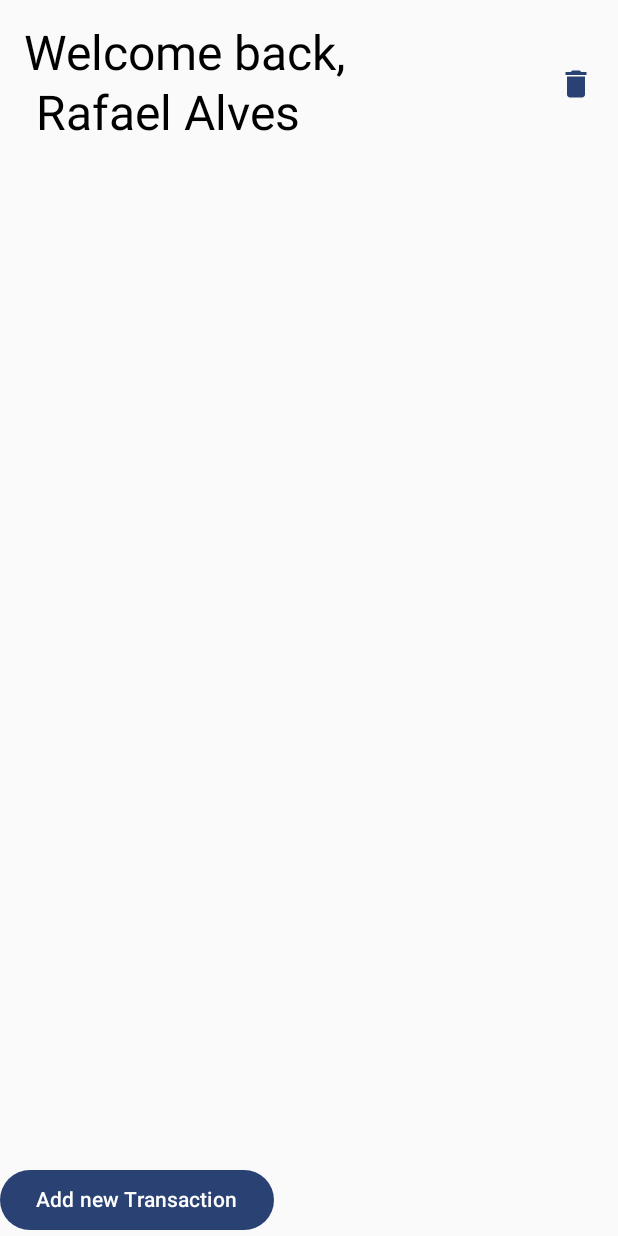
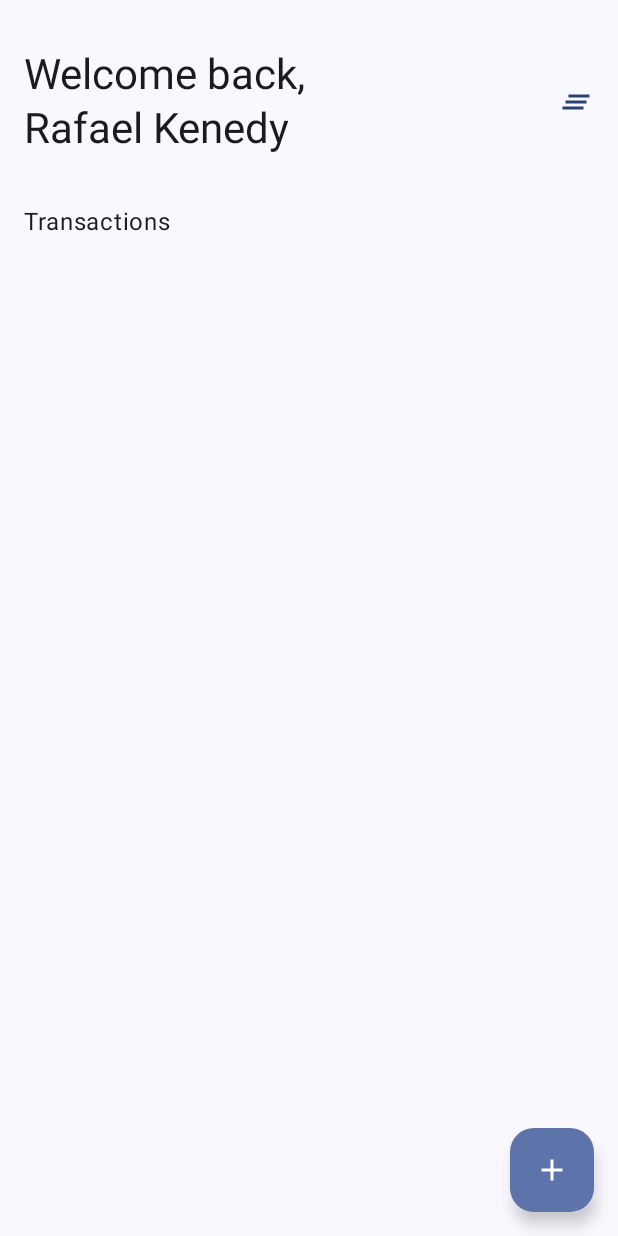
Before and after one commit to rafaelkenedy/jetpack-compose-introduction, an Android app built with Jetpack Compose: the screen it shows after launch (MainActivity), on a phone screen of 412 x 824 dp. Run offline under Robolectric (Android 15) with nearby library versions, the phone set to English and light mode, and no system bars.

Commit message:
viewmodel and animations

```diff
--- a/app/build.gradle
+++ b/app/build.gradle
@@ -56,8 +56,11 @@ dependencies {
     implementation 'androidx.compose.ui:ui'
     implementation 'androidx.compose.ui:ui-graphics'
     implementation 'androidx.compose.ui:ui-tooling-preview'
-    implementation 'androidx.compose.material3:material3'
+    implementation "androidx.compose.material:material-icons-extended:1.4.3"
+    implementation "androidx.compose.material:material:1.4.3"
+    implementation 'androidx.compose.material3:material3:1.1.1'
     implementation "androidx.lifecycle:lifecycle-viewmodel-compose:2.6.1"
+    implementation "androidx.lifecycle:lifecycle-runtime-compose:2.6.1"
     testImplementation 'junit:junit:4.13.2'
     androidTestImplementation 'androidx.test.ext:junit:1.1.5'
     androidTestImplementation 'androidx.test.espresso:espresso-core:3.5.1'
--- a/app/src/main/java/com/example/aula1/MainActivity.kt
+++ b/app/src/main/java/com/example/aula1/MainActivity.kt
@@ -4,45 +4,8 @@ import android.os.Bundle
 import androidx.activity.ComponentActivity
 import androidx.activity.compose.setContent
 import androidx.compose.foundation.layout.Column
-import androidx.compose.foundation.layout.Row
-import androidx.compose.foundation.layout.fillMaxWidth
-import androidx.compose.foundation.layout.padding
-import androidx.compose.foundation.lazy.LazyColumn
-import androidx.compose.material.icons.Icons
-import androidx.compose.material.icons.filled.Delete
-import androidx.compose.material3.Button
-import androidx.compose.material3.Card
-import androidx.compose.material3.CardDefaults
-import androidx.compose.material3.Icon
-import androidx.compose.material3.MaterialTheme
-import androidx.compose.material3.Text
-import androidx.compose.runtime.Composable
-import androidx.compose.runtime.collectAsState
-import androidx.compose.runtime.getValue
-import androidx.compose.ui.Alignment
-import androidx.compose.ui.Modifier
-import androidx.compose.ui.text.font.FontWeight
-import androidx.compose.ui.unit.dp
-import androidx.lifecycle.ViewModel
-import androidx.lifecycle.viewmodel.compose.viewModel
+import com.example.aula1.ui.OverviewScreen
 import com.example.aula1.ui.theme.Aula1Theme
-import kotlinx.coroutines.flow.MutableStateFlow
-import kotlinx.coroutines.flow.StateFlow
-
-class MyViewModel : ViewModel() {
-    private val _uiState = MutableStateFlow(UiState())
-    val uiState: StateFlow<UiState> = _uiState
-
-    fun add(transaction: String) {
-        val transactions = _uiState.value.transactions.toMutableList()
-        transactions.add(transaction)
-        _uiState.value = UiState(transactions = transactions)
-    }
-
-    data class UiState(
-        val transactions: List<String> = emptyList()
-    )
-}
 
 
 class MainActivity : ComponentActivity() {
@@ -50,81 +13,10 @@ class MainActivity : ComponentActivity() {
         super.onCreate(savedInstanceState)
         setContent {
             Aula1Theme {
-                Column() {
-                    Welcome()
-                    Transactions(viewModel())
+                Column {
+                    OverviewScreen()
                 }
             }
         }
     }
 }
-
-@Composable
-fun Transactions(viewModel: MyViewModel = viewModel()) {
-    val uiState by viewModel.uiState.collectAsState()
-    Column() {
-        LazyColumn(
-            modifier = Modifier
-                .padding(16.dp)
-                .weight(1f)
-                .fillMaxWidth(),
-        ) {
-            items(uiState.transactions.size) {
-                Transaction(uiState.transactions[it])
-            }
-        }
-        Button(onClick = {
-            viewModel.add("New Transaction")
-        }) {
-            Text(text = "Add new Transaction")
-        }
-    }
-}
-
-@Composable
-private fun Transaction(transaction: String) {
-    Card(
-        elevation = CardDefaults.cardElevation(8.dp),
-        modifier = Modifier.fillMaxWidth()
-    ) {
-        Row() {
-            Text(
-                text = transaction,
-                modifier = Modifier
-                    .padding(8.dp)
-                    .fillMaxWidth(),
-                style = MaterialTheme.typography.bodyLarge,
-                fontWeight = FontWeight.Bold
-            )
-
-        }
-    }
-}
-
-@Composable
-fun Welcome() {
-    Row(
-        modifier = Modifier.padding(16.dp),
-        verticalAlignment = Alignment.CenterVertically
-
-    ) {
-        Text(
-            text = "Welcome back, \n Rafael Alves",
-            style = MaterialTheme.typography.headlineLarge,
-            modifier = Modifier.weight(1f)
-        )
-        Icon(
-            imageVector = Icons.Filled.Delete,
-            contentDescription = "Clear Transactions",
-            tint = MaterialTheme.colorScheme.primary
-        )
-    }
-}
-
-private val transactionsDummy = listOf(
-    "Gasolina",
-    "Aluguel",
-    "Estudos",
-    "Cafe",
-    "Academia"
-)
--- /dev/null
+++ b/app/src/main/java/com/example/aula1/ui/OverviewScreen.kt
@@ -0,0 +1,155 @@
+package com.example.aula1.ui
+
+import androidx.compose.animation.AnimatedVisibility
+import androidx.compose.animation.fadeIn
+import androidx.compose.animation.fadeOut
+import androidx.compose.foundation.background
+import androidx.compose.foundation.layout.Arrangement
+import androidx.compose.foundation.layout.Box
+import androidx.compose.foundation.layout.Column
+import androidx.compose.foundation.layout.PaddingValues
+import androidx.compose.foundation.layout.fillMaxSize
+import androidx.compose.foundation.layout.padding
+import androidx.compose.foundation.lazy.LazyColumn
+import androidx.compose.foundation.lazy.items
+import androidx.compose.foundation.lazy.rememberLazyListState
+import androidx.compose.material.icons.Icons
+import androidx.compose.material.icons.filled.Add
+import androidx.compose.material.icons.filled.ArrowCircleUp
+import androidx.compose.material.icons.filled.ClearAll
+import androidx.compose.material3.ExperimentalMaterial3Api
+import androidx.compose.material3.FloatingActionButton
+import androidx.compose.material3.Icon
+import androidx.compose.material3.IconButton
+import androidx.compose.material3.MaterialTheme
+import androidx.compose.material3.Scaffold
+import androidx.compose.material3.Text
+import androidx.compose.material3.TopAppBar
+import androidx.compose.material3.TopAppBarDefaults
+import androidx.compose.runtime.Composable
+import androidx.compose.runtime.derivedStateOf
+import androidx.compose.runtime.getValue
+import androidx.compose.runtime.remember
+import androidx.compose.runtime.rememberCoroutineScope
+import androidx.compose.ui.Alignment
+import androidx.compose.ui.Modifier
+import androidx.compose.ui.unit.dp
+import androidx.lifecycle.compose.collectAsStateWithLifecycle
+import androidx.lifecycle.viewmodel.compose.viewModel
+import com.example.aula1.model.Transaction
+import kotlinx.coroutines.launch
+import java.math.BigDecimal
+
+@OptIn(ExperimentalMaterial3Api::class)
+@Composable
+fun OverviewScreen(viewModel: OverviewViewModel = viewModel()) {
+    val uiState by viewModel.uiState.collectAsStateWithLifecycle()
+    val listState = rememberLazyListState()
+    val scope = rememberCoroutineScope()
+    val showButton by remember {
+        derivedStateOf {
+            listState.firstVisibleItemIndex > 0
+        }
+    }
+
+    Scaffold(
+        topBar = {
+            TopAppBar(
+                modifier = Modifier.padding(top = 32.dp, bottom = 32.dp),
+                colors = TopAppBarDefaults.topAppBarColors(MaterialTheme.colorScheme.background),
+                title = {
+                    Text(
+                        text = "Welcome back, \nRafael Kenedy",
+                        style = MaterialTheme.typography.headlineMedium
+                    )
+                },
+                actions = {
+                    IconButton(onClick = { /*TODO*/ }) {
+                        Icon(
+                            imageVector = Icons.Filled.ClearAll,
+                            contentDescription = "",
+                            tint = MaterialTheme.colorScheme.primary
+                        )
+                    }
+                }
+            )
+        },
+        floatingActionButton = {
+            FloatingActionButton(onClick = {
+                viewModel.addTransaction(
+                    Transaction(
+                        category = "Entertainment",
+                        value = BigDecimal.valueOf(3)
+                    )
+                )
+            }) {
+                Icon(imageVector = Icons.Filled.Add, contentDescription = "")
+            }
+        }
+    ) {
+
+        Column(modifier = Modifier.padding(it)) {
+            Text(
+                text = "Transactions",
+                modifier = Modifier.padding(
+                    start = 16.dp,
+                    end = 16.dp
+                )
+            )
+            LazyColumn(
+                verticalArrangement = Arrangement.spacedBy(8.dp),
+                modifier = Modifier.padding(
+                    start = 16.dp,
+                    end = 16.dp
+                ),
+                contentPadding = PaddingValues(
+                    top = 16.dp,
+                    bottom = 16.dp
+                ),
+                state = listState
+            ) {
+                items(uiState.transactions) { transaction ->
+                    TransactionCard(
+                        uuid = transaction.uuid,
+                        value = transaction.value,
+                        category = transaction.category,
+                        date = transaction.date.formatDate()
+                    )
+                }
+            }
+        }
+
+        AnimatedVisibility(
+            visible = showButton,
+            //enter = expandHorizontally(),
+            enter = fadeIn(),
+            //exit = shrinkHorizontally(),
+            exit = fadeOut()
+        ) {
+            Box(
+                modifier = Modifier.fillMaxSize()
+            ) {
+                IconButton(
+                    modifier = Modifier
+                        .align(Alignment.BottomCenter)
+                        .padding(16.dp)
+                        .background(
+                            MaterialTheme.colorScheme.primary,
+                            MaterialTheme.shapes.extraLarge
+                        ),
+                    onClick = {
+                        scope.launch {
+                            listState.animateScrollToItem(0)
+                        }
+                    }) {
+                    Icon(
+                        imageVector = Icons.Filled.ArrowCircleUp,
+                        contentDescription = "",
+                        tint = MaterialTheme.colorScheme.onPrimary
+                    )
+                }
+            }
+
+        }
+    }
+}
```
Also changed, not shown: app/src/main/java/com/example/aula1/model/Transaction.kt (added, +12 -0 lines), app/src/main/java/com/example/aula1/ui/DummyRepository.kt (added, +33 -0 lines), app/src/main/java/com/example/aula1/ui/OverviewViewModel.kt (added, +82 -0 lines), app/src/main/java/com/example/aula1/ui/TransactionCard.kt (added, +95 -0 lines), app/src/main/java/com/example/aula1/ui/UiDummyUtils.kt (added, +33 -0 lines).
